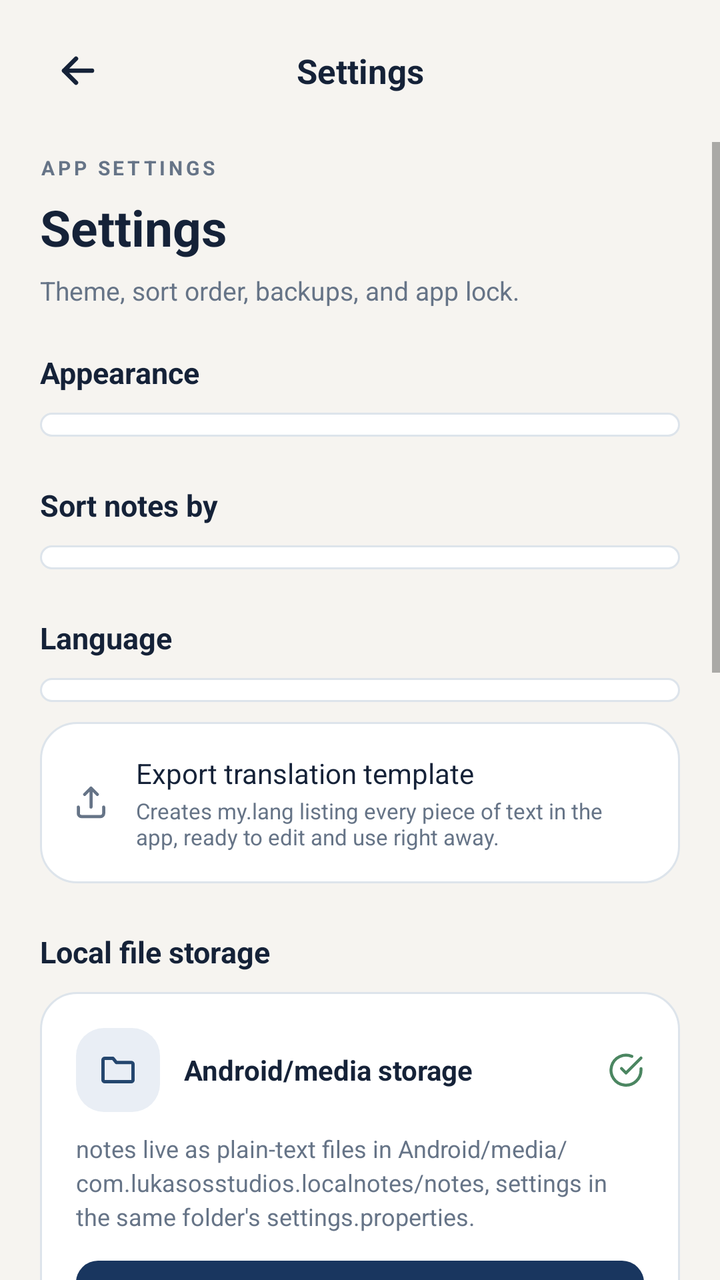
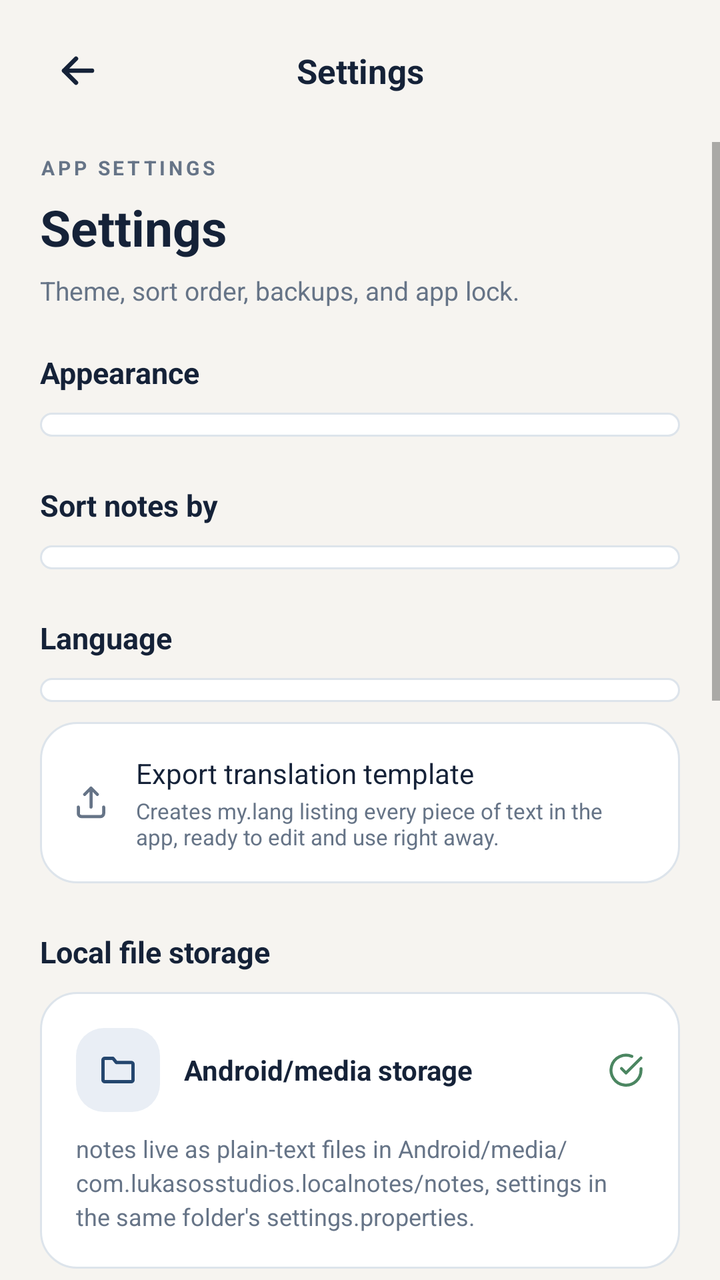

Two renders of the same Android screen: before a commit and after it. Below are the layout's source before the change and the commit's diff.
<!-- AndroidManifest.xml: application theme Theme.LocalNotes -->
<!-- res/layout/activity_settings.xml -->
<?xml version="1.0" encoding="utf-8"?>
<LinearLayout xmlns:android="http://schemas.android.com/apk/res/android"
    xmlns:app="http://schemas.android.com/apk/res-auto"
    android:layout_width="match_parent"
    android:layout_height="match_parent"
    android:background="@color/background"
    android:fitsSystemWindows="true"
    android:orientation="vertical">

    <LinearLayout
        android:layout_width="match_parent"
        android:layout_height="wrap_content"
        android:layout_marginStart="18dp"
        android:layout_marginEnd="18dp"
        android:minHeight="71dp"
        android:gravity="center_vertical"
        android:orientation="horizontal">

        <ImageButton
            android:id="@+id/backButton"
            android:layout_width="42dp"
            android:layout_height="42dp"
            android:background="@android:color/transparent"
            android:contentDescription="@string/cancel"
            android:src="@drawable/ic_back"
            app:tint="@color/foreground" />

        <TextView
            android:id="@+id/settingsTitleText"
            android:layout_width="0dp"
            android:layout_height="wrap_content"
            android:layout_weight="1"
            android:gravity="center"
            android:fontFamily="sans-serif"
            android:textStyle="bold"
            android:text="@string/settings_title"
            android:textColor="@color/foreground"
            android:textSize="17sp" />

        <View
            android:layout_width="42dp"
            android:layout_height="42dp" />
    </LinearLayout>

    <ScrollView
        android:layout_width="match_parent"
        android:layout_height="match_parent"
        android:clipToPadding="false"
        android:paddingBottom="30dp">

        <LinearLayout
            android:layout_width="match_parent"
            android:layout_height="wrap_content"
            android:orientation="vertical"
            android:paddingStart="@dimen/screen_padding"
            android:paddingEnd="@dimen/screen_padding">

            <TextView
                android:id="@+id/settingsEyebrowText"
                style="@style/Text.Eyebrow"
                android:layout_width="wrap_content"
                android:layout_height="wrap_content"
                android:layout_marginTop="6dp"
                android:text="@string/settings_eyebrow" />

            <TextView
                android:id="@+id/settingsHeadingText"
                style="@style/Text.Heading"
                android:layout_width="wrap_content"
                android:layout_height="wrap_content"
                android:layout_marginTop="6dp"
                android:text="@string/settings_heading" />

            <TextView
                android:id="@+id/settingsSubtitleText"
                android:layout_width="match_parent"
                android:layout_height="wrap_content"
                android:layout_marginTop="6dp"
                android:layout_marginBottom="22dp"
                android:lineSpacingExtra="3dp"
                android:text="@string/settings_subtitle"
                android:textColor="@color/mutedForeground"
                android:textSize="13sp" />

            
            <TextView
                android:id="@+id/sectionAppearanceText"
                android:layout_width="wrap_content"
                android:layout_height="wrap_content"
                android:layout_marginBottom="10dp"
                android:fontFamily="sans-serif"
                android:textStyle="bold"
                android:text="@string/section_appearance"
                android:textColor="@color/foreground"
                android:textSize="15sp" />

            <LinearLayout
                android:id="@+id/themeGroup"
                android:layout_width="match_parent"
                android:layout_height="wrap_content"
                android:layout_marginBottom="24dp"
                android:background="@drawable/bg_option_group"
                android:orientation="vertical"
                android:padding="6dp" />

            
            <TextView
                android:id="@+id/sectionSortText"
                android:layout_width="wrap_content"
                android:layout_height="wrap_content"
                android:layout_marginBottom="10dp"
                android:fontFamily="sans-serif"
                android:textStyle="bold"
                android:text="@string/section_sort"
                android:textColor="@color/foreground"
                android:textSize="15sp" />

            <LinearLayout
                android:id="@+id/sortGroup"
                android:layout_width="match_parent"
                android:layout_height="wrap_content"
                android:layout_marginBottom="24dp"
                android:background="@drawable/bg_option_group"
                android:orientation="vertical"
                android:padding="6dp" />

            
            <TextView
                android:id="@+id/sectionLanguageText"
                android:layout_width="wrap_content"
                android:layout_height="wrap_content"
                android:layout_marginBottom="10dp"
                android:fontFamily="sans-serif"
                android:textStyle="bold"
                android:text="@string/section_language"
                android:textColor="@color/foreground"
                android:textSize="15sp" />

            <LinearLayout
                android:id="@+id/languageGroup"
                android:layout_width="match_parent"
                android:layout_height="wrap_content"
                android:layout_marginBottom="10dp"
                android:background="@drawable/bg_option_group"
                android:orientation="vertical"
                android:padding="6dp" />

            <LinearLayout
                android:id="@+id/exportTemplateRow"
                android:layout_width="match_parent"
                android:layout_height="wrap_content"
                android:layout_marginBottom="24dp"
                android:background="@drawable/bg_storage_card"
                android:gravity="center_vertical"
                android:orientation="horizontal"
                android:padding="16dp">

                <ImageView
                    android:layout_width="19dp"
                    android:layout_height="19dp"
                    android:src="@drawable/ic_export"
                    app:tint="@color/mutedForeground" />

                <LinearLayout
                    android:layout_width="0dp"
                    android:layout_height="wrap_content"
                    android:layout_weight="1"
                    android:layout_marginStart="13dp"
                    android:orientation="vertical">

                    <TextView
                        android:id="@+id/exportTemplateTitleText"
                        android:layout_width="wrap_content"
                        android:layout_height="wrap_content"
                        android:fontFamily="sans-serif-medium"
                        android:text="@string/export_template_title"
                        android:textColor="@color/foreground"
                        android:textSize="14sp" />

                    <TextView
                        android:id="@+id/exportTemplateSubtitleText"
                        android:layout_width="wrap_content"
                        android:layout_height="wrap_content"
                        android:layout_marginTop="2dp"
                        android:text="@string/export_template_subtitle"
                        android:textColor="@color/mutedForeground"
                        android:textSize="11sp" />
                </LinearLayout>
            </LinearLayout>

            
            <TextView
                android:id="@+id/sectionStorageText"
                android:layout_width="wrap_content"
                android:layout_height="wrap_content"
                android:layout_marginBottom="10dp"
                android:fontFamily="sans-serif"
                android:textStyle="bold"
                android:text="@string/section_storage"
                android:textColor="@color/foreground"
                android:textSize="15sp" />

            <LinearLayout
                android:layout_width="match_parent"
                android:layout_height="wrap_content"
                android:layout_marginBottom="24dp"
                android:background="@drawable/bg_storage_card"
                android:orientation="vertical"
                android:padding="18dp">

                <LinearLayout
                    android:layout_width="match_parent"
                    android:layout_height="wrap_content"
                    android:gravity="center_vertical"
                    android:orientation="horizontal">

                    <FrameLayout
                        android:layout_width="42dp"
                        android:layout_height="42dp"
                        android:background="@drawable/bg_storage_icon">

                        <ImageView
                            android:layout_width="20dp"
                            android:layout_height="20dp"
                            android:layout_gravity="center"
                            android:src="@drawable/ic_folder"
                            app:tint="@color/secondaryForeground" />
                    </FrameLayout>

                    <TextView
                        android:id="@+id/storageTitleText"
                        android:layout_width="0dp"
                        android:layout_height="wrap_content"
                        android:layout_weight="1"
                        android:layout_marginStart="12dp"
                        android:fontFamily="sans-serif"
                        android:textStyle="bold"
                        android:text="@string/storage_title"
                        android:textColor="@color/foreground"
                        android:textSize="14sp" />

                    <ImageView
                        android:id="@+id/storageStatusIcon"
                        android:layout_width="18dp"
                        android:layout_height="18dp"
                        android:src="@drawable/ic_check_circle"
                        app:tint="@color/note_sage_accent" />
                </LinearLayout>

                <TextView
                    android:id="@+id/storageSubtitleText"
                    android:layout_width="match_parent"
                    android:layout_height="wrap_content"
                    android:layout_marginTop="10dp"
                    android:layout_marginBottom="14dp"
                    android:lineSpacingExtra="3dp"
                    android:text="@string/storage_subtitle"
                    android:textColor="@color/mutedForeground"
                    android:textSize="12sp" />

                <LinearLayout
                    android:id="@+id/storageActionButton"
                    android:layout_width="match_parent"
                    android:layout_height="44dp"
                    android:background="@drawable/bg_connect_button"
                    android:gravity="center"
                    android:orientation="horizontal">

                    <TextView
                        android:id="@+id/storageActionLabel"
                        android:layout_width="wrap_content"
                        android:layout_height="wrap_content"
                        android:fontFamily="sans-serif"
                        android:textStyle="bold"
                        android:text="@string/storage_not_granted"
                        android:textColor="@color/primaryForeground"
                        android:textSize="13sp" />
                </LinearLayout>
            </LinearLayout>

            
            <TextView
                android:id="@+id/sectionSecurityText"
                android:layout_width="wrap_content"
                android:layout_height="wrap_content"
                android:layout_marginBottom="10dp"
                android:fontFamily="sans-serif"
                android:textStyle="bold"
                android:text="@string/section_security"
                android:textColor="@color/foreground"
                android:textSize="15sp" />

            <LinearLayout
                android:layout_width="match_parent"
                android:layout_height="wrap_content"
                android:layout_marginBottom="24dp"
                android:background="@drawable/bg_storage_card"
                android:orientation="vertical">

                <LinearLayout
                    android:layout_width="match_parent"
                    android:layout_height="wrap_content"
                    android:gravity="center_vertical"
                    android:orientation="horizontal"
                    android:padding="18dp">

                    <FrameLayout
                        android:layout_width="42dp"
                        android:layout_height="42dp"
                        android:background="@drawable/bg_storage_icon">

                        <ImageView
                            android:layout_width="20dp"
                            android:layout_height="20dp"
                            android:layout_gravity="center"
                            android:src="@drawable/ic_lock"
                            app:tint="@color/secondaryForeground" />
                    </FrameLayout>

                    <LinearLayout
                        android:layout_width="0dp"
                        android:layout_height="wrap_content"
                        android:layout_weight="1"
                        android:layout_marginStart="12dp"
                        android:orientation="vertical">

                        <TextView
                            android:id="@+id/appLockTitleText"
                            android:layout_width="wrap_content"
                            android:layout_height="wrap_content"
                            android:fontFamily="sans-serif"
                            android:textStyle="bold"
                            android:text="@string/app_lock_title"
                            android:textColor="@color/foreground"
                            android:textSize="14sp" />

                        <TextView
                            android:id="@+id/appLockSubtitleText"
                            android:layout_width="wrap_content"
                            android:layout_height="wrap_content"
                            android:layout_marginTop="3dp"
                            android:text="@string/app_lock_subtitle"
                            android:textColor="@color/mutedForeground"
                            android:textSize="12sp" />
                    </LinearLayout>

                    <androidx.appcompat.widget.SwitchCompat
                        android:id="@+id/appLockSwitch"
                        android:layout_width="wrap_content"
                        android:layout_height="wrap_content"
                        android:layout_marginStart="8dp" />
                </LinearLayout>

                <View
                    android:layout_width="match_parent"
                    android:layout_height="1dp"
                    android:layout_marginStart="18dp"
                    android:layout_marginEnd="18dp"
                    android:background="@color/border" />

                <LinearLayout
                    android:id="@+id/pinRow"
                    android:layout_width="match_parent"
                    android:layout_height="wrap_content"
                    android:background="@drawable/bg_option_row"
                    android:gravity="center_vertical"
                    android:orientation="horizontal"
                    android:padding="18dp">

                    <FrameLayout
                        android:layout_width="42dp"
                        android:layout_height="42dp"
                        android:background="@drawable/bg_storage_icon">

                        <ImageView
                            android:layout_width="20dp"
                            android:layout_height="20dp"
                            android:layout_gravity="center"
                            android:src="@drawable/ic_keypad"
                            app:tint="@color/secondaryForeground" />
                    </FrameLayout>

                    <LinearLayout
                        android:layout_width="0dp"
                        android:layout_height="wrap_content"
                        android:layout_weight="1"
                        android:layout_marginStart="12dp"
                        android:orientation="vertical">

                        <TextView
                            android:id="@+id/pinRowTitleText"
                            android:layout_width="wrap_content"
                            android:layout_height="wrap_content"
                            android:fontFamily="sans-serif"
                            android:textStyle="bold"
                            android:text="@string/pin_row_title"
                            android:textColor="@color/foreground"
                            android:textSize="14sp" />

                        <TextView
                            android:id="@+id/pinRowSubtitle"
                            android:layout_width="wrap_content"
                            android:layout_height="wrap_content"
                            android:layout_marginTop="3dp"
                            android:text="@string/pin_row_subtitle_unset"
                            android:textColor="@color/mutedForeground"
                            android:textSize="12sp" />
                    </LinearLayout>

                    <TextView
                        android:id="@+id/pinRowBadge"
                        android:layout_width="wrap_content"
                        android:layout_height="wrap_content"
                        android:layout_marginStart="8dp"
                        android:fontFamily="sans-serif-medium"
                        android:textColor="@color/mutedForeground"
                        android:textSize="12sp" />

                    <ImageButton
                        android:id="@+id/pinRemoveButton"
                        android:layout_width="30dp"
                        android:layout_height="30dp"
                        android:layout_marginStart="4dp"
                        android:background="@android:color/transparent"
                        android:contentDescription="@string/remove_action"
                        android:padding="6dp"
                        android:src="@drawable/ic_trash"
                        android:visibility="gone"
                        app:tint="@color/destructive" />
                </LinearLayout>
            </LinearLayout>

            
            <TextView
                android:id="@+id/sectionBackupText"
                android:layout_width="wrap_content"
                android:layout_height="wrap_content"
                android:layout_marginBottom="10dp"
                android:fontFamily="sans-serif"
                android:textStyle="bold"
                android:text="@string/section_backup"
                android:textColor="@color/foreground"
                android:textSize="15sp" />

            <LinearLayout
                android:layout_width="match_parent"
                android:layout_height="wrap_content"
                android:layout_marginBottom="24dp"
                android:background="@drawable/bg_storage_card"
                android:orientation="vertical"
                android:padding="6dp">

                <LinearLayout
                    android:id="@+id/exportRow"
                    android:layout_width="match_parent"
                    android:layout_height="wrap_content"
                    android:background="@drawable/bg_option_row"
                    android:gravity="center_vertical"
                    android:orientation="horizontal"
                    android:padding="12dp">

                    <ImageView
                        android:layout_width="19dp"
                        android:layout_height="19dp"
                        android:src="@drawable/ic_export"
                        app:tint="@color/mutedForeground" />

                    <LinearLayout
                        android:layout_width="0dp"
                        android:layout_height="wrap_content"
                        android:layout_weight="1"
                        android:layout_marginStart="13dp"
                        android:orientation="vertical">

                        <TextView
                            android:id="@+id/backupExportTitleText"
                            android:layout_width="wrap_content"
                            android:layout_height="wrap_content"
                            android:fontFamily="sans-serif-medium"
                            android:text="@string/backup_export_title"
                            android:textColor="@color/foreground"
                            android:textSize="14sp" />

                        <TextView
                            android:id="@+id/backupExportSubtitleText"
                            android:layout_width="wrap_content"
                            android:layout_height="wrap_content"
                            android:layout_marginTop="2dp"
                            android:text="@string/backup_export_subtitle"
                            android:textColor="@color/mutedForeground"
                            android:textSize="11sp" />
                    </LinearLayout>
                </LinearLayout>

                <LinearLayout
                    android:id="@+id/importRow"
                    android:layout_width="match_parent"
                    android:layout_height="wrap_content"
                    android:background="@drawable/bg_option_row"
                    android:gravity="center_vertical"
                    android:orientation="horizontal"
                    android:padding="12dp">

                    <ImageView
                        android:layout_width="19dp"
                        android:layout_height="19dp"
                        android:src="@drawable/ic_import"
                        app:tint="@color/mutedForeground" />

                    <LinearLayout
                        android:layout_width="0dp"
                        android:layout_height="wrap_content"
                        android:layout_weight="1"
                        android:layout_marginStart="13dp"
                        android:orientation="vertical">

                        <TextView
                            android:id="@+id/backupImportTitleText"
                            android:layout_width="wrap_content"
                            android:layout_height="wrap_content"
                            android:fontFamily="sans-serif-medium"
                            android:text="@string/backup_import_title"
                            android:textColor="@color/foreground"
                            android:textSize="14sp" />

                        <TextView
                            android:id="@+id/backupImportSubtitleText"
                            android:layout_width="wrap_content"
                            android:layout_height="wrap_content"
                            android:layout_marginTop="2dp"
                            android:text="@string/backup_import_subtitle"
                            android:textColor="@color/mutedForeground"
                            android:textSize="11sp" />
                    </LinearLayout>
                </LinearLayout>
            </LinearLayout>

            
            <LinearLayout
                android:layout_width="match_parent"
                android:layout_height="wrap_content"
                android:layout_marginBottom="20dp"
                android:background="@drawable/bg_storage_card"
                android:gravity="center_vertical"
                android:orientation="horizontal"
                android:padding="18dp">

                <ImageView
                    android:layout_width="34dp"
                    android:layout_height="34dp"
                    android:src="@mipmap/ic_launcher" />

                <LinearLayout
                    android:layout_width="0dp"
                    android:layout_height="wrap_content"
                    android:layout_weight="1"
                    android:layout_marginStart="12dp"
                    android:orientation="vertical">

                    <TextView
                        android:id="@+id/aboutTitleText"
                        android:layout_width="wrap_content"
                        android:layout_height="wrap_content"
                        android:fontFamily="sans-serif"
                        android:textStyle="bold"
                        android:text="@string/about_title"
                        android:textColor="@color/foreground"
                        android:textSize="14sp" />

                    <TextView
                        android:id="@+id/versionText"
                        android:layout_width="wrap_content"
                        android:layout_height="wrap_content"
                        android:layout_marginTop="2dp"
                        android:textColor="@color/mutedForeground"
                        android:textSize="12sp" />
                </LinearLayout>
            </LinearLayout>

        </LinearLayout>
    </ScrollView>
</LinearLayout>
<!-- resources referenced by this layout -->
<resources>
  <color name="background">#F6F4F0</color>
  <color name="border">#DDE4EB</color>
  <color name="destructive">#B84D4D</color>
  <color name="foreground">#152238</color>
  <color name="mutedForeground">#667487</color>
  <color name="note_sage_accent">#4B8661</color>
  <color name="primaryForeground">#FFFFFF</color>
  <color name="secondaryForeground">#24466E</color>
  <dimen name="screen_padding">20dp</dimen>
  <!-- drawable bg_option_group (drawable) -->
  <shape xmlns:android="http://schemas.android.com/apk/res/android" android:shape="rectangle">
      <solid android:color="@color/card"/>
      <stroke android:width="1dp" android:color="@color/border"/>
      <corners android:radius="18dp"/>
  </shape>
  <!-- drawable bg_storage_card (drawable) -->
  <shape xmlns:android="http://schemas.android.com/apk/res/android" android:shape="rectangle">
      <solid android:color="@color/card"/>
      <stroke android:width="1dp" android:color="@color/border"/>
      <corners android:radius="18dp"/>
  </shape>
  <!-- drawable bg_storage_icon (drawable) -->
  <shape xmlns:android="http://schemas.android.com/apk/res/android" android:shape="rectangle">
      <solid android:color="@color/secondary"/>
      <corners android:radius="14dp"/>
  </shape>
  <string name="about_title">Local Notes</string>
  <string name="app_lock_subtitle">Require your fingerprint, face, or device PIN to open the app.</string>
  <string name="app_lock_title">Lock Local Notes</string>
  <string name="backup_export_subtitle">Saves a .zip of every note and your settings.</string>
  <string name="backup_export_title">Export backup</string>
  <string name="backup_import_subtitle">Restores notes and settings from a backup .zip.</string>
  <string name="backup_import_title">Import backup</string>
  <string name="cancel">Cancel</string>
  <string name="export_template_subtitle">Creates my.lang listing every piece of text in the app, ready to edit and use right away.</string>
  <string name="export_template_title">Export translation template</string>
  <string name="pin_row_subtitle_unset">Optional fallback for when your fingerprint doesn\'t work.</string>
  <string name="pin_row_title">App PIN</string>
  <string name="remove_action">Remove</string>
  <string name="section_appearance">Appearance</string>
  <string name="section_backup">Backup &amp; restore</string>
  <string name="section_language">Language</string>
  <string name="section_security">Security</string>
  <string name="section_sort">Sort notes by</string>
  <string name="section_storage">Local file storage</string>
  <string name="settings_eyebrow">APP SETTINGS</string>
  <string name="settings_heading">Settings</string>
  <string name="settings_subtitle">Theme, sort order, backups, and app lock.</string>
  <string name="settings_title">Settings</string>
  <string name="storage_not_granted">Grant access</string>
  <string name="storage_subtitle">notes live as plain-text files in Android/media/com.lukasosstudios.localnotes/notes, settings in the same folder\'s settings.properties.</string>
  <string name="storage_title">Android/media storage</string>
  <style name="Text.Eyebrow" parent="">
          <item name="android:textSize">10sp</item>
          <item name="android:textStyle">bold</item>
          <item name="android:letterSpacing">0.16</item>
          <item name="android:textColor">@color/mutedForeground</item>
      </style>
  <style name="Text.Heading" parent="">
          <item name="android:textSize">25sp</item>
          <item name="android:textStyle">bold</item>
          <item name="android:textColor">@color/foreground</item>
      </style>
  <color name="primary">#19365F</color>
  <color name="card">#FFFFFF</color>
  <color name="secondary">#E9EEF5</color>
  <color name="ic_launcher_background">#09193E</color>
  <color name="tint">#2E5D91</color>
</resources>

<!-- the commit's change to res/layout/activity_settings.xml (unified diff, before → after) -->
@@ -252,30 +252,10 @@
                     android:layout_width="match_parent"
                     android:layout_height="wrap_content"
                     android:layout_marginTop="10dp"
-                    android:layout_marginBottom="14dp"
                     android:lineSpacingExtra="3dp"
                     android:text="@string/storage_subtitle"
                     android:textColor="@color/mutedForeground"
                     android:textSize="12sp" />
-
-                <LinearLayout
-                    android:id="@+id/storageActionButton"
-                    android:layout_width="match_parent"
-                    android:layout_height="44dp"
-                    android:background="@drawable/bg_connect_button"
-                    android:gravity="center"
-                    android:orientation="horizontal">
-
-                    <TextView
-                        android:id="@+id/storageActionLabel"
-                        android:layout_width="wrap_content"
-                        android:layout_height="wrap_content"
-                        android:fontFamily="sans-serif"
-                        android:textStyle="bold"
-                        android:text="@string/storage_not_granted"
-                        android:textColor="@color/primaryForeground"
-                        android:textSize="13sp" />
-                </LinearLayout>
             </LinearLayout>
 
             
<!-- resource entries referenced after the edit -->
@@ -6,7 +6,6 @@
   <color name="foreground">#152238</color>
   <color name="mutedForeground">#667487</color>
   <color name="note_sage_accent">#4B8661</color>
-  <color name="primaryForeground">#FFFFFF</color>
   <color name="secondaryForeground">#24466E</color>
   <dimen name="screen_padding">20dp</dimen>
   <!-- drawable bg_option_group (drawable) -->
@@ -49,7 +48,6 @@
   <string name="settings_heading">Settings</string>
   <string name="settings_subtitle">Theme, sort order, backups, and app lock.</string>
   <string name="settings_title">Settings</string>
-  <string name="storage_not_granted">Grant access</string>
   <string name="storage_subtitle">notes live as plain-text files in Android/media/com.lukasosstudios.localnotes/notes, settings in the same folder\'s settings.properties.</string>
   <string name="storage_title">Android/media storage</string>
   <style name="Text.Eyebrow" parent="">
@@ -63,10 +61,10 @@
           <item name="android:textStyle">bold</item>
           <item name="android:textColor">@color/foreground</item>
       </style>
-  <color name="primary">#19365F</color>
   <color name="card">#FFFFFF</color>
   <color name="secondary">#E9EEF5</color>
   <color name="ic_launcher_background">#09193E</color>
+  <color name="primary">#19365F</color>
   <color name="tint">#2E5D91</color>
 </resources>
 
